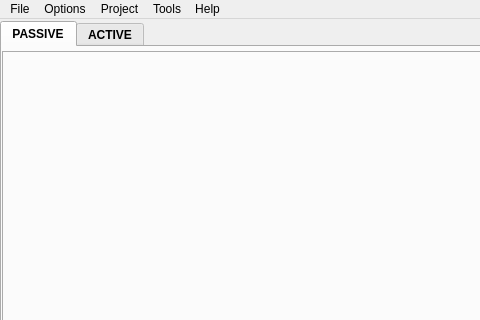
3nock/OTE, file sub3suite/src/MainWindow.ui: the form before one commit; both pictures show x 0 to 480 and y 0 to 320 of the 1000 by 691 pixel window.
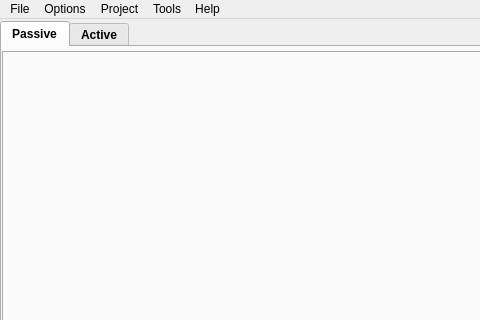
The form after the commit. Icons and pictures are not drawn.

What changed in the file:
```diff
--- a/sub3suite/src/MainWindow.ui
+++ b/sub3suite/src/MainWindow.ui
@@ -627,7 +627,7 @@
       </property>
       <widget class="QWidget" name="tabPassive">
        <attribute name="title">
-        <string>PASSIVE</string>
+        <string>Passive</string>
        </attribute>
        <layout class="QVBoxLayout" name="verticalLayout_2">
         <property name="leftMargin">
@@ -657,7 +657,7 @@
       </widget>
       <widget class="QWidget" name="tabActive">
        <attribute name="title">
-        <string>ACTIVE</string>
+        <string>Active</string>
        </attribute>
        <layout class="QVBoxLayout" name="verticalLayout_3">
         <property name="leftMargin">
```
